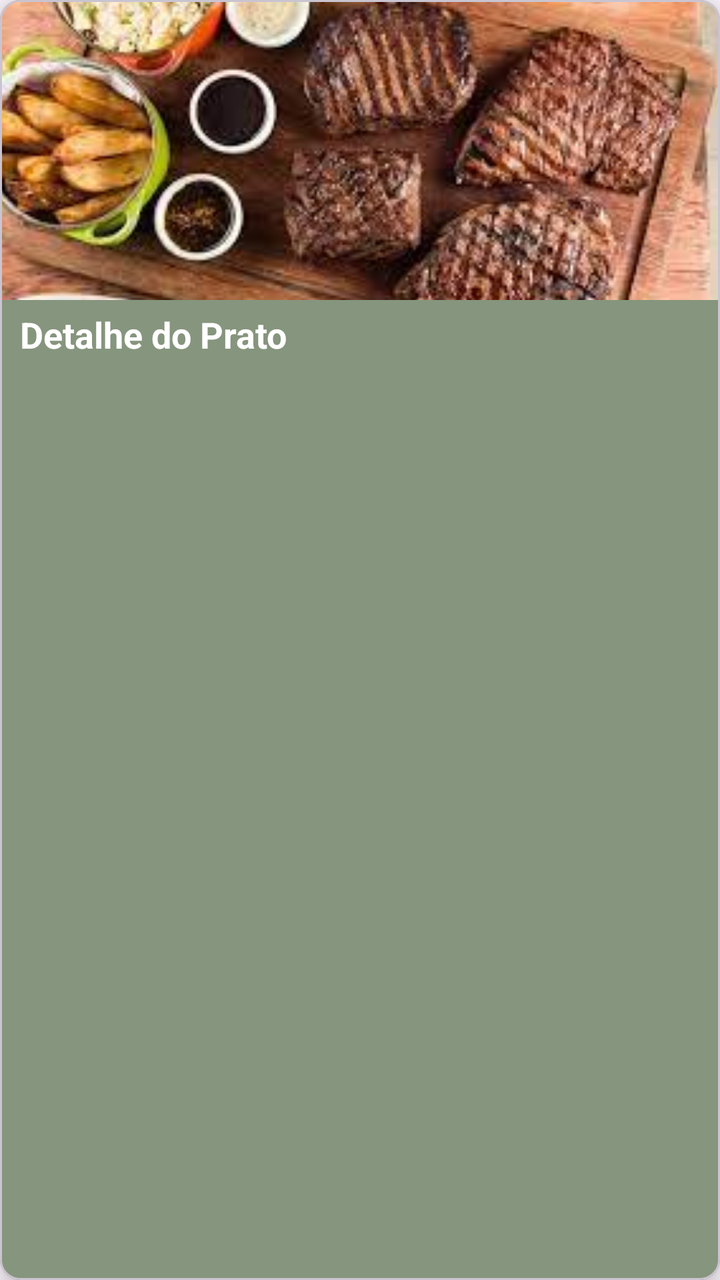
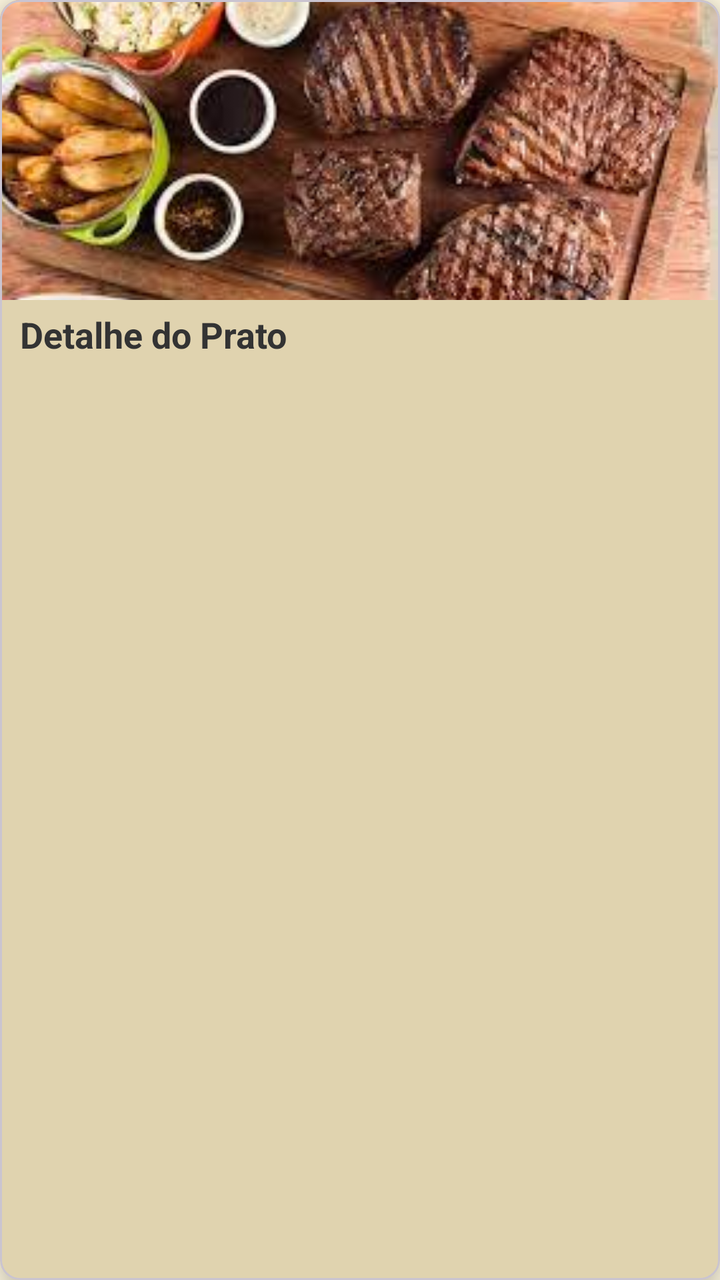

An Android layout rendered at two revisions. The XML below is the earlier revision; the diff shows what the commit changed to produce the second picture.
<!-- AndroidManifest.xml: application theme Theme.TrybeVirtualMenu -->
<!-- res/layout/item_menu_layout.xml -->
<?xml version="1.0" encoding="utf-8"?>
<com.google.android.material.card.MaterialCardView
    xmlns:android="http://schemas.android.com/apk/res/android"
    xmlns:app="http://schemas.android.com/apk/res-auto"
    xmlns:tools="http://schemas.android.com/tools"
    android:id="@+id/item_menu_card_view"
    android:layout_width="match_parent"
    android:layout_height="wrap_content"
    android:layout_marginBottom="10dp"
    app:cardBackgroundColor="@color/secondary"
    app:cardCornerRadius="10dp"
    app:cardElevation="10dp">

    <LinearLayout
        android:id="@+id/item_menu_linear_container"
        android:layout_width="match_parent"
        android:layout_height="wrap_content"
        android:orientation="vertical">

        <com.google.android.material.imageview.ShapeableImageView
            android:id="@+id/item_menu_image"
            android:layout_width="match_parent"
            android:layout_height="150dp"
            android:layout_gravity="center"
            android:scaleType="centerCrop"
            app:srcCompat="@drawable/prato_01" />

        <TextView
            android:id="@+id/item_menu_name"
            android:layout_width="match_parent"
            android:layout_height="wrap_content"
            android:layout_marginStart="10dp"
            android:layout_marginTop="5dp"
            android:layout_marginEnd="10dp"
            android:layout_marginBottom="5dp"
            android:text="@string/detail_text"
            android:textAlignment="textStart"
            android:textColor="@color/white"
            android:textSize="18sp"
            android:textStyle="bold" />
    </LinearLayout>
</com.google.android.material.card.MaterialCardView>
<!-- resources referenced by this layout -->
<resources>
  <color name="secondary">#86957d</color>
  <color name="white">#FFFFFFFF</color>
  <!-- drawable prato_01: jpeg bitmap (drawable, 13536 bytes) -->
  <string name="detail_text">Detalhe do Prato</string>
  <style name="Theme.TrybeVirtualMenu" parent="Base.Theme.TrybeVirtualMenu" />
  <style name="Base.Theme.TrybeVirtualMenu" parent="Theme.Material3.DayNight.NoActionBar">
          
          
      </style>
</resources>

<!-- the commit's change to res/layout/item_menu_layout.xml (unified diff, before → after) -->
@@ -7,7 +7,7 @@
     android:layout_width="match_parent"
     android:layout_height="wrap_content"
     android:layout_marginBottom="10dp"
-    app:cardBackgroundColor="@color/secondary"
+    app:cardBackgroundColor="@color/card_border"
     app:cardCornerRadius="10dp"
     app:cardElevation="10dp">
 
@@ -35,7 +35,7 @@
             android:layout_marginBottom="5dp"
             android:text="@string/detail_text"
             android:textAlignment="textStart"
-            android:textColor="@color/white"
+            android:textColor="@color/button_text"
             android:textSize="18sp"
             android:textStyle="bold" />
     </LinearLayout>
<!-- resource entries referenced after the edit -->
@@ -1,13 +1,28 @@
 <!-- resources referenced by this layout -->
 <resources>
-  <color name="secondary">#86957d</color>
-  <color name="white">#FFFFFFFF</color>
+  <color name="button_text">#333333</color>
+  <color name="card_border">#E0D3AF</color>
   <!-- drawable prato_01: jpeg bitmap (drawable, 13536 bytes) -->
   <string name="detail_text">Detalhe do Prato</string>
   <style name="Theme.TrybeVirtualMenu" parent="Base.Theme.TrybeVirtualMenu" />
   <style name="Base.Theme.TrybeVirtualMenu" parent="Theme.Material3.DayNight.NoActionBar">
+  
           
+          <item name="colorPrimary">@color/app_background</item> 
+          <item name="colorPrimaryVariant">@color/app_background</item> 
+          <item name="colorSecondary">@color/app_background</item> 
+          <item name="colorSecondaryVariant">@color/app_background</item> 
+  
           
+          <item name="android:windowBackground">@color/app_background</item>
+  
+          
+          <item name="android:textColorPrimary">@color/primary_text</item>
+          <item name="android:textColorSecondary">@color/secondary_text</item>
+  
       </style>
+  <color name="app_background">#FFF8E1</color>
+  <color name="primary_text">#333333</color>
+  <color name="secondary_text">#666666</color>
 </resources>
 
